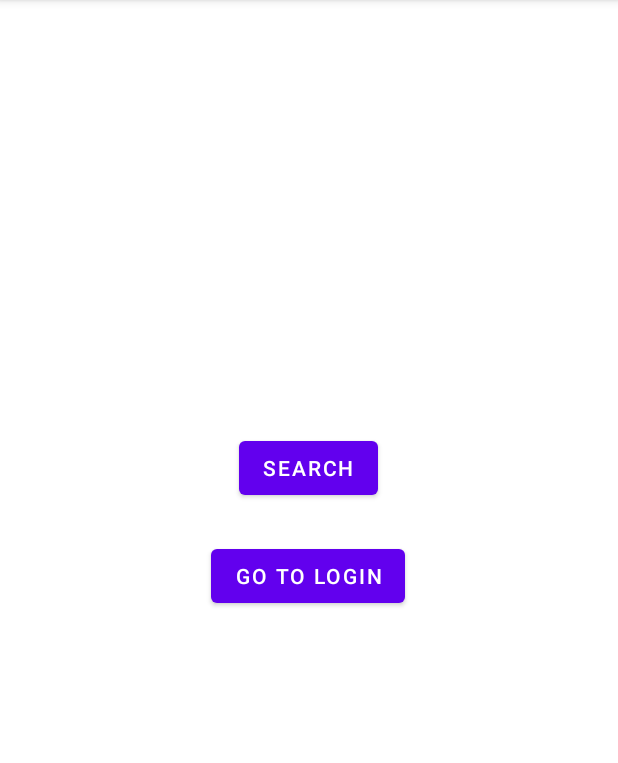
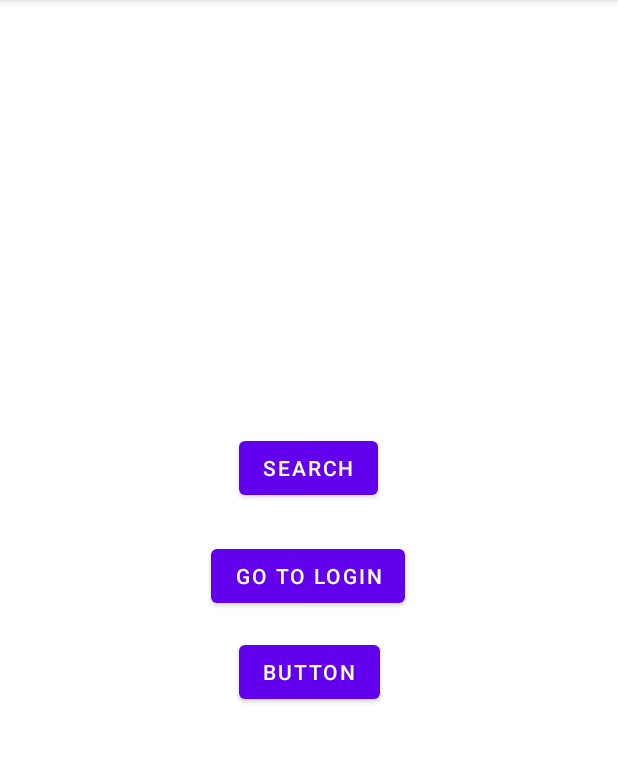
Before and after one commit to Jarwesbub/Dictionary-App, an Android app: the screen it shows after launch (MainActivity), on a phone screen of 412 x 824 dp, the part 84-847 px from its top. Run offline under Robolectric (Android 15) with nearby library versions, the phone set to English and light mode, and no system bars.

Commit message:
Merged with remote

```diff
--- a/mobile/app/src/main/java/com/example/dictionary_app/FlashCardActivity.kt
+++ b/mobile/app/src/main/java/com/example/dictionary_app/FlashCardActivity.kt
@@ -5,11 +5,10 @@ import android.os.Bundle
 import android.widget.Button
 import android.widget.EditText
 import android.widget.TextView
-import org.w3c.dom.Text
 
 data class Question(val kanji: String, val meaning: String)
 
-class FlashCard : AppCompatActivity() {
+class FlashCardActivity : AppCompatActivity() {
     private val questionList = mutableListOf(
         Question("一", "one"),
         Question("茶", "tea"),
--- a/mobile/app/src/main/java/com/example/dictionary_app/MainActivity.kt
+++ b/mobile/app/src/main/java/com/example/dictionary_app/MainActivity.kt
@@ -20,6 +20,11 @@ class MainActivity : AppCompatActivity() {
             val intent = Intent(this, LoginActivity::class.java)
             startActivity(intent)
         }
+
+        binding.buFlashCard.setOnClickListener {
+            val intent = Intent(this, FlashCardActivity::class.java)
+            startActivity(intent)
+        }
     }
 
     fun onClickGoToSearch(view: View) { //Test button
--- a/mobile/app/src/main/res/layout/activity_main.xml
+++ b/mobile/app/src/main/res/layout/activity_main.xml
@@ -29,4 +29,14 @@
         app:layout_constraintHorizontal_bias="0.498"
         app:layout_constraintStart_toStartOf="parent" />
 
+    <Button
+        android:id="@+id/buFlashCard"
+        android:layout_width="wrap_content"
+        android:layout_height="wrap_content"
+        android:layout_marginTop="16dp"
+        android:text="Button"
+        app:layout_constraintEnd_toEndOf="parent"
+        app:layout_constraintStart_toStartOf="parent"
+        app:layout_constraintTop_toBottomOf="@+id/btnGoToLogin" />
+
 </androidx.constraintlayout.widget.ConstraintLayout>
```
Also changed, not shown: mobile/app/src/main/AndroidManifest.xml (+7 -0 lines).
